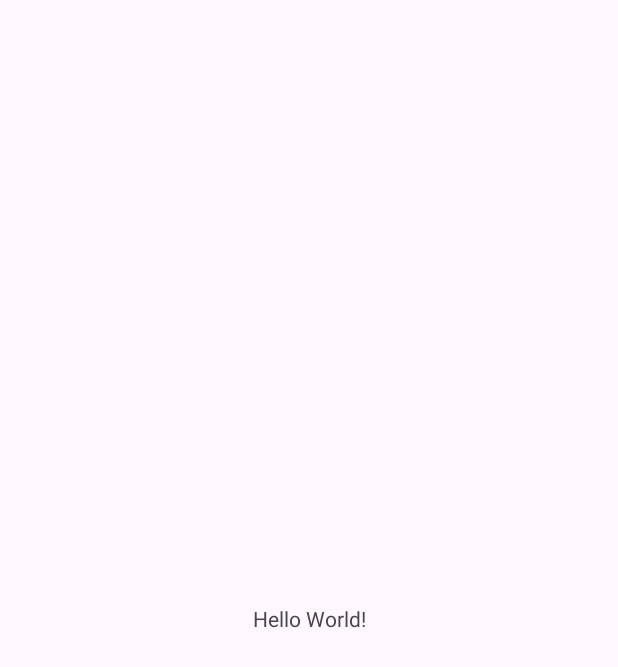
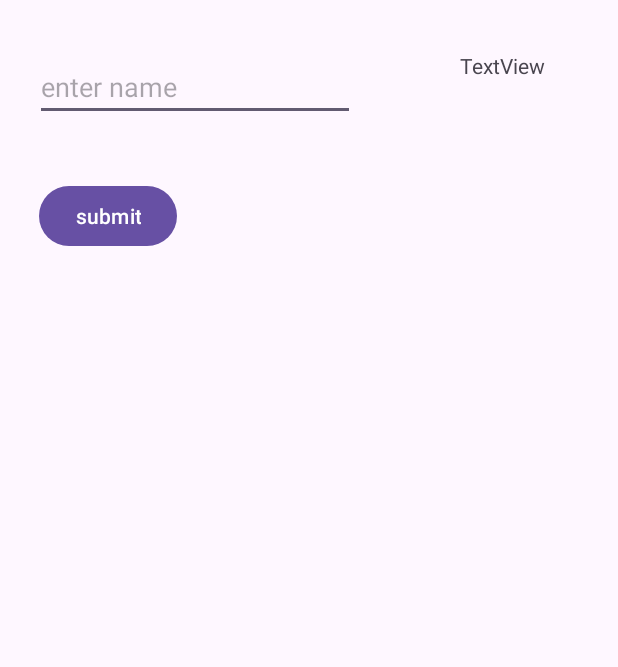
Before and after one commit to abdultanveer/boschyd, an Android app: the screen it shows after launch (MainActivity), on a phone screen of 412 x 824 dp. Before the commit the part shown is almost empty. Shown: the top 667 px of the screen. Run offline under Robolectric (Android 15) with nearby library versions, the phone set to English and light mode, and no system bars.

Commit message:
designed xml layout

```diff
--- a/app/src/main/java/com/example/boschyd/demo.kt
+++ b/app/src/main/java/com/example/boschyd/kotlinexs/demo.kt
@@ -1,4 +1,4 @@
-package com.example.boschyd
+package com.example.boschyd.kotlinexs
 
 fun main() {
     print("hello world")
--- a/app/src/main/res/layout/activity_main.xml
+++ b/app/src/main/res/layout/activity_main.xml
@@ -7,13 +7,35 @@
     android:layout_height="match_parent"
     tools:context=".MainActivity">
 
-    <TextView
+    <EditText
+        android:id="@+id/etName"
         android:layout_width="wrap_content"
         android:layout_height="wrap_content"
-        android:text="Hello World!"
-        app:layout_constraintBottom_toBottomOf="parent"
-        app:layout_constraintEnd_toEndOf="parent"
+        android:layout_marginStart="23dp"
+        android:layout_marginTop="35dp"
+        android:ems="10"
+        android:hint="enter name"
+        android:inputType="text"
         app:layout_constraintStart_toStartOf="parent"
         app:layout_constraintTop_toTopOf="parent" />
 
+    <Button
+        android:id="@+id/btnSubmit"
+        android:layout_width="wrap_content"
+        android:layout_height="wrap_content"
+        android:layout_marginStart="26dp"
+        android:layout_marginTop="39dp"
+        android:text="submit"
+        app:layout_constraintStart_toStartOf="parent"
+        app:layout_constraintTop_toBottomOf="@+id/etName" />
+
+    <TextView
+        android:id="@+id/tvResult"
+        android:layout_width="wrap_content"
+        android:layout_height="wrap_content"
+        android:layout_marginStart="70dp"
+        android:layout_marginTop="34dp"
+        android:text="TextView"
+        app:layout_constraintStart_toEndOf="@+id/etName"
+        app:layout_constraintTop_toTopOf="parent" />
 </androidx.constraintlayout.widget.ConstraintLayout>
```
Also changed, not shown: app/src/main/java/com/example/boschyd/kotlinexs/CoroutineExceptionHandling.kt (added, +7 -0 lines), app/src/main/java/com/example/boschyd/kotlinexs/CoroutinesDemo.kt (added, +56 -0 lines).
